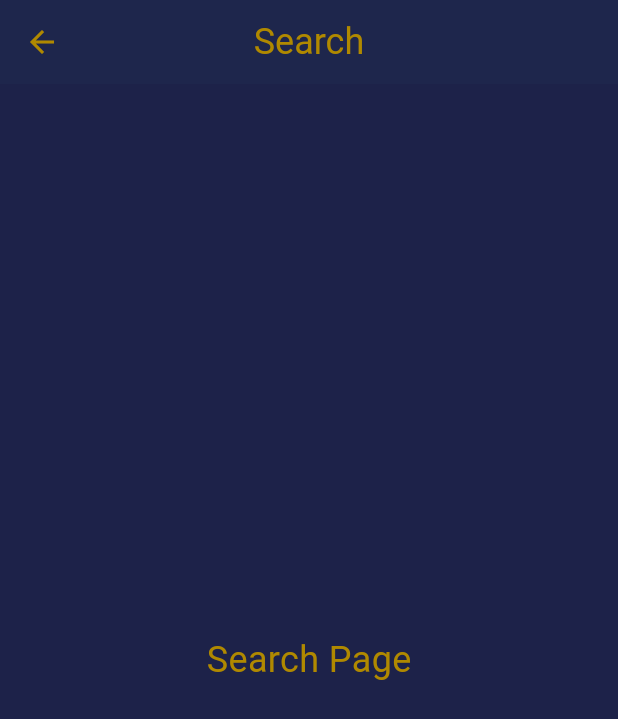
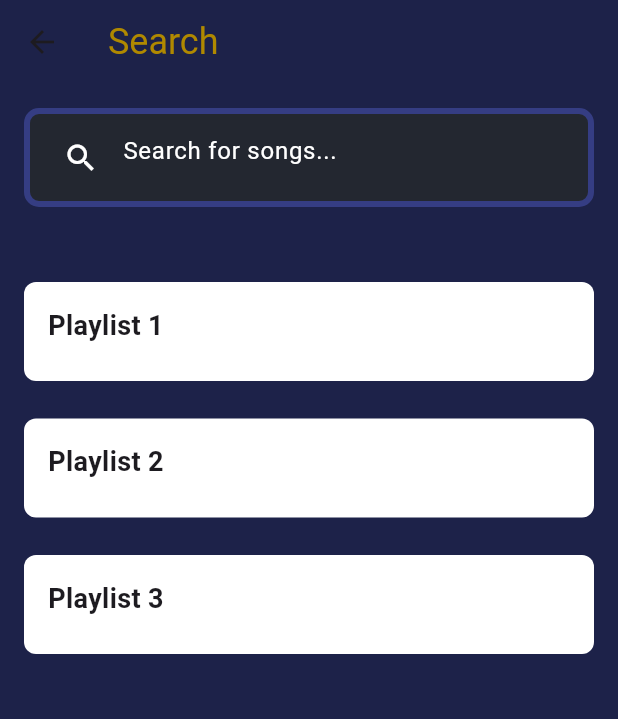
Before and after one commit to Marta-24/Firebase, a Flutter app: the SearchPage screen opened directly, on a phone screen of 412 x 824 dp. Shown: the top 719 px of the screen. Run offline on Flutter 3.47's test engine with Material 3 defaults, Android fonts, the phone set to English and light mode, and no system bars; network calls fail.

Commit message:
basic desing for search page

```diff
--- a/lib/app/music_app.dart
+++ b/lib/app/music_app.dart
@@ -11,7 +11,10 @@ class MusicApp extends StatefulWidget {
   static final GlobalKey<NavigatorState> navigatorKey =
       GlobalKey<NavigatorState>();
 
+  const MusicApp({super.key});
+
   @override
+  // ignore: library_private_types_in_public_api
   _MusicAppState createState() => _MusicAppState();
 }
 
--- a/lib/pages/more_page.dart
+++ b/lib/pages/more_page.dart
@@ -1,5 +1,4 @@
 import 'package:flutter/material.dart';
-import '../widgets/bottom_bar.dart';
 
 class MorePage extends StatelessWidget {
   const MorePage({Key? key}) : super(key: key);
--- a/lib/pages/my_song_page.dart
+++ b/lib/pages/my_song_page.dart
@@ -1,5 +1,4 @@
 import 'package:flutter/material.dart';
-import '../widgets/bottom_bar.dart';
 
 class MySongPage extends StatelessWidget {
   const MySongPage({Key? key}) : super(key: key);
--- a/lib/pages/playlist_page.dart
+++ b/lib/pages/playlist_page.dart
@@ -1,5 +1,4 @@
 import 'package:flutter/material.dart';
-import '../widgets/bottom_bar.dart';
 
 class PlaylistPage extends StatelessWidget {
   const PlaylistPage({Key? key}) : super(key: key);
--- a/lib/pages/search_page.dart
+++ b/lib/pages/search_page.dart
@@ -1,5 +1,4 @@
 import 'package:flutter/material.dart';
-import '../widgets/bottom_bar.dart';
 
 class SearchPage extends StatelessWidget {
   const SearchPage({Key? key}) : super(key: key);
@@ -7,10 +6,7 @@ class SearchPage extends StatelessWidget {
   @override
   Widget build(BuildContext context) {
     return Scaffold(
-      backgroundColor: const Color.fromARGB(255, 29, 34, 73),
       appBar: AppBar(
-        backgroundColor: const Color.fromARGB(29, 34, 73, 100),
-        centerTitle: true,
         title: const Text(
           'Search',
           style: TextStyle(
@@ -18,16 +14,87 @@ class SearchPage extends StatelessWidget {
             color: Color.fromARGB(255, 176, 137, 0),
           ),
         ),
-        iconTheme: const IconThemeData(
-          color: Color.fromARGB(255, 176, 137, 0),
-        ),
       ),
-      body: const Center(
-        child: Text(
-          'Search Page',
-          style: TextStyle(fontSize: 24, color: Color.fromARGB(255, 176, 137, 0)),
+      body: Container(
+        color: const Color.fromARGB(255, 29, 34, 73), // background color
+        padding: const EdgeInsets.all(16.0),
+        child: Column(
+          crossAxisAlignment: CrossAxisAlignment.stretch,
+          children: [
+            Container(
+              decoration: BoxDecoration(
+                color: const Color.fromARGB(255, 35, 39, 48), // search bar color
+                borderRadius: BorderRadius.circular(10.0),
+                border: Border.all(
+                  color: const Color.fromARGB(255, 53, 61, 131),
+                  width: 4.0,
+                ), // outline color
+              ),
+              padding: const EdgeInsets.symmetric(horizontal: 10.0, vertical: 5.0),
+              child: TextFormField(
+                decoration: const InputDecoration(
+                  hintText: 'Search for songs...',
+                  hintStyle: TextStyle(color: Colors.white),
+                  prefixIcon: Icon(Icons.search, color: Colors.white),
+                  border: InputBorder.none,
+                ),
+              ),
+            ),
+
+            const SizedBox(height: 50.0),
+
+            const PlaylistContainer(
+              title: 'Playlist 1',
+              backgroundColor: Colors.white,
+            ),
+            const SizedBox(height: 25.0),
+            const PlaylistContainer(
+              title: 'Playlist 2',
+              backgroundColor: Colors.white,
+            ),
+            const SizedBox(height: 25.0),
+            const PlaylistContainer(
+              title: 'Playlist 3',
+              backgroundColor: Colors.white,
+            ),
+          ],
         ),
       ),
     );
   }
 }
+
+class PlaylistContainer extends StatelessWidget {
+  final String title;
+  final Color backgroundColor;
+
+  const PlaylistContainer({
+    Key? key,
+    required this.title,
+    required this.backgroundColor,
+  }) : super(key: key);
+
+  @override
+  Widget build(BuildContext context) {
+    return Container(
+      padding: const EdgeInsets.all(16.0),
+      decoration: BoxDecoration(
+        color: backgroundColor,
+        borderRadius: BorderRadius.circular(8.0),
+      ),
+      child: Column(
+        crossAxisAlignment: CrossAxisAlignment.start,
+        children: [
+          Text(
+            title,
+            style: const TextStyle(
+              fontWeight: FontWeight.bold,
+              fontSize: 18.0,
+            ),
+          ),
+          const SizedBox(height: 8.0),
+        ],
+      ),
+    );
+  }
+}
```
